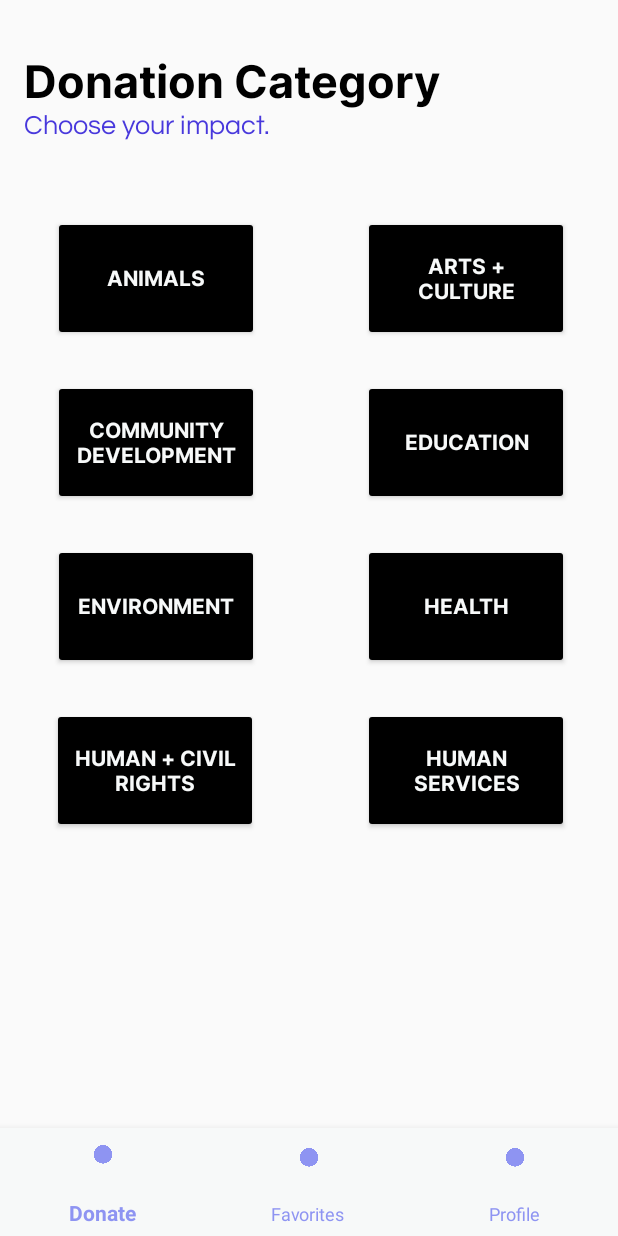
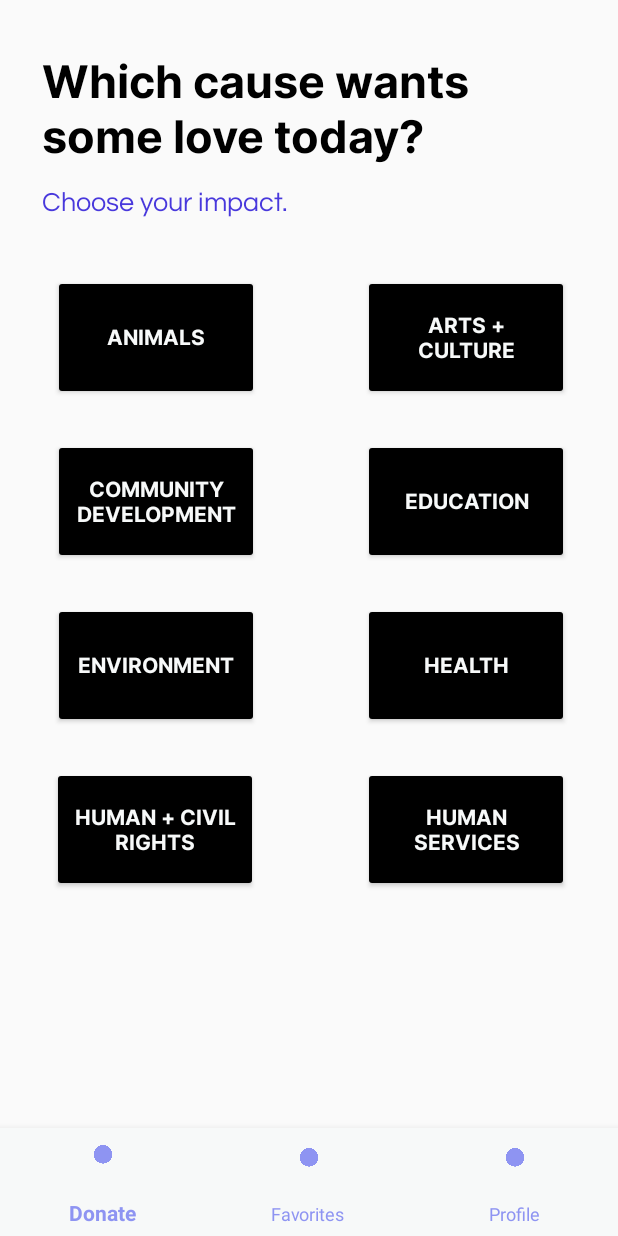
Before and after one commit to mulanz/dodoplier, an Android app: the screen it shows after launch (ExploreCauses), on a phone screen of 412 x 824 dp. Run offline under Robolectric (Android 15) with nearby library versions, the phone set to English and light mode, and no system bars.

```diff
--- a/Dodoplier/app/src/main/res/layout/activity_explore_causes.xml
+++ b/Dodoplier/app/src/main/res/layout/activity_explore_causes.xml
@@ -26,8 +26,9 @@
         android:id="@+id/constraintLayout"
         android:layout_width="413dp"
         android:layout_height="534dp"
-        android:layout_marginTop="40dp"
+        android:layout_marginTop="28dp"
         app:layout_constraintEnd_toEndOf="parent"
+        app:layout_constraintHorizontal_bias="0.0"
         app:layout_constraintStart_toStartOf="parent"
         app:layout_constraintTop_toBottomOf="@+id/title2">
 
@@ -148,12 +149,13 @@
 
     <TextView
         android:id="@+id/title"
-        android:layout_width="351dp"
-        android:layout_height="42dp"
-        android:layout_marginStart="16dp"
+        style="@style/title_text"
+        android:layout_width="352dp"
+        android:layout_height="93dp"
+        android:layout_marginStart="28dp"
         android:layout_marginTop="32dp"
         android:fontFamily="@font/inter_bold"
-        android:text="Donation Category"
+        android:text="@string/explore_causes_title"
         android:textColor="@color/black"
         android:textSize="30sp"
         app:layout_constraintStart_toStartOf="parent"
@@ -161,10 +163,11 @@
 
     <TextView
         android:id="@+id/title2"
+        style="@style/subtext"
         android:layout_width="250dp"
         android:layout_height="27dp"
         android:fontFamily="@font/questrial"
-        android:text="Choose your impact."
+        android:text="@string/explore_causes_subtitle"
         android:textColor="@color/colorPrimaryDark"
         android:textSize="18sp"
         app:layout_constraintStart_toStartOf="@+id/title"
--- a/Dodoplier/app/src/main/res/values/strings.xml
+++ b/Dodoplier/app/src/main/res/values/strings.xml
@@ -5,4 +5,9 @@
     <string name="nav_bar_two">Favorites</string>
     <string name="nav_bar_three">Profile</string>
 
+    <string name="explore_causes_title">"Which cause wants some love today?</string>
+    <string name="explore_causes_subtitle">"Choose your impact."</string>
+
+    <string name="explore_orgs_subtitle">"Here are five charities you can trust."</string>
+
 </resources>
```
Also changed, not shown: Dodoplier/app/src/main/res/layout/activity_explore_organizations.xml (+76 -0 lines), Dodoplier/app/src/main/res/values/styles.xml (+14 -2 lines).
